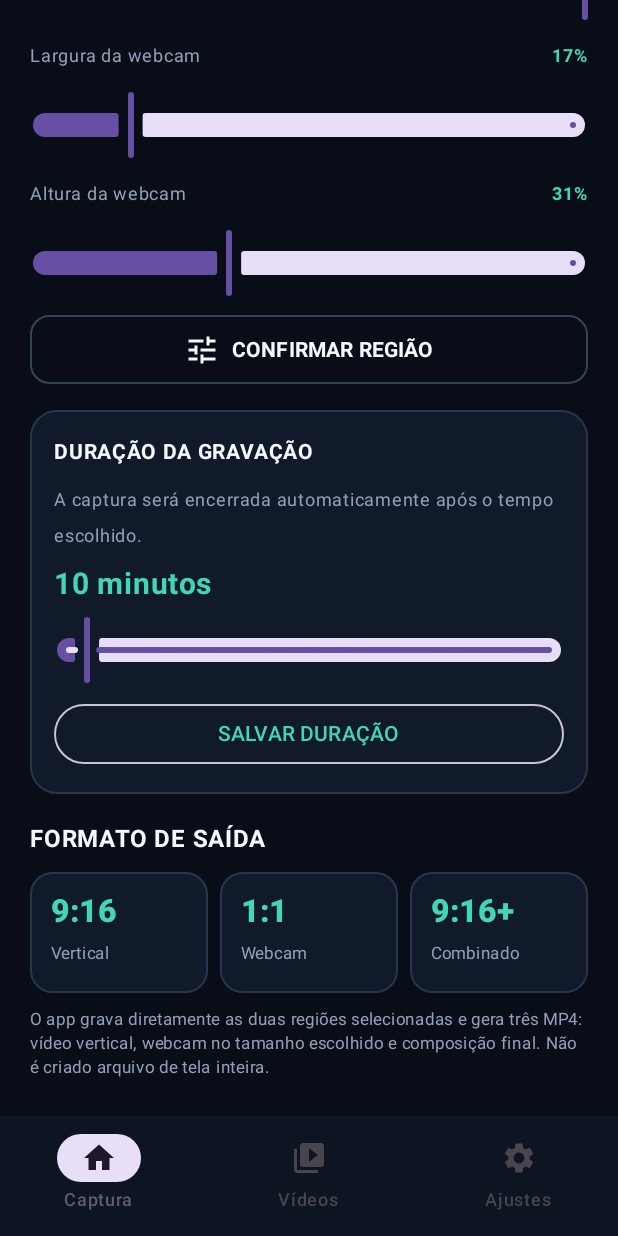
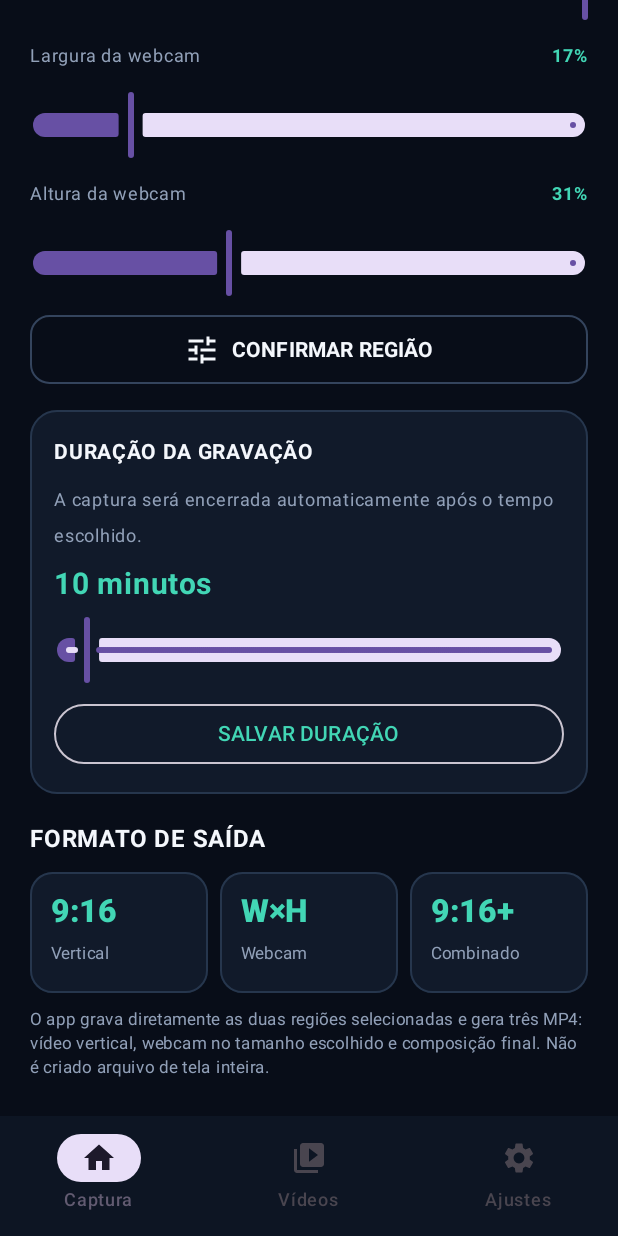
Before and after one commit to joseemanoelgonzagabandeira16-boop/SMART-RECORDER, an Android app built with Jetpack Compose: the screen it shows after launch (MainActivity), scrolled down 708 dp, on a phone screen of 412 x 824 dp. Run offline under Robolectric (Android 15) with nearby library versions, the phone set to English and light mode, and no system bars.

Commit message:
Label webcam output as custom dimensions

```diff
--- a/app/src/main/java/com/smartteck/smartrecorder/MainActivity.kt
+++ b/app/src/main/java/com/smartteck/smartrecorder/MainActivity.kt
@@ -361,7 +361,7 @@ private fun CaptureScreen() {
                 Text("FORMATO DE SAÍDA", color = TextMain, fontSize = 16.sp, fontWeight = FontWeight.Bold)
                 Row(horizontalArrangement = Arrangement.spacedBy(8.dp)) {
                     OutputTile("9:16", "Vertical", Modifier.weight(1f))
-                    OutputTile("1:1", "Webcam", Modifier.weight(1f))
+                    OutputTile("W×H", "Webcam", Modifier.weight(1f))
                     OutputTile("9:16+", "Combinado", Modifier.weight(1f))
                 }
                 Text("O app grava diretamente as duas regiões selecionadas e gera três MP4: vídeo vertical, webcam no tamanho escolhido e composição final. Não é criado arquivo de tela inteira.",
```
